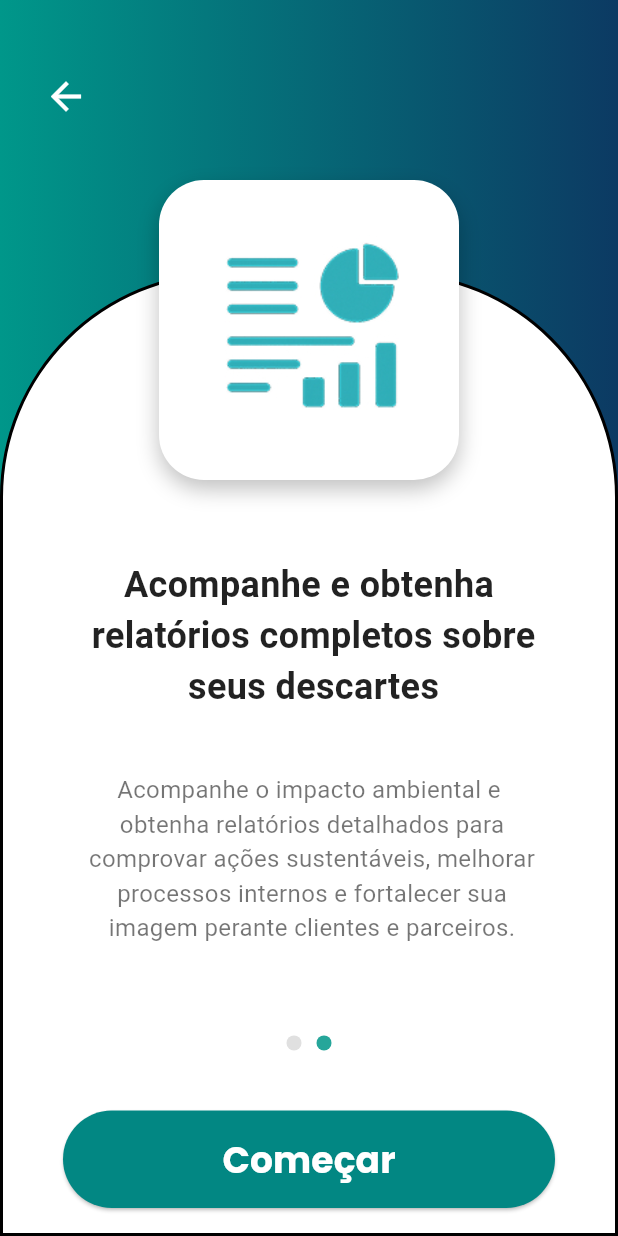
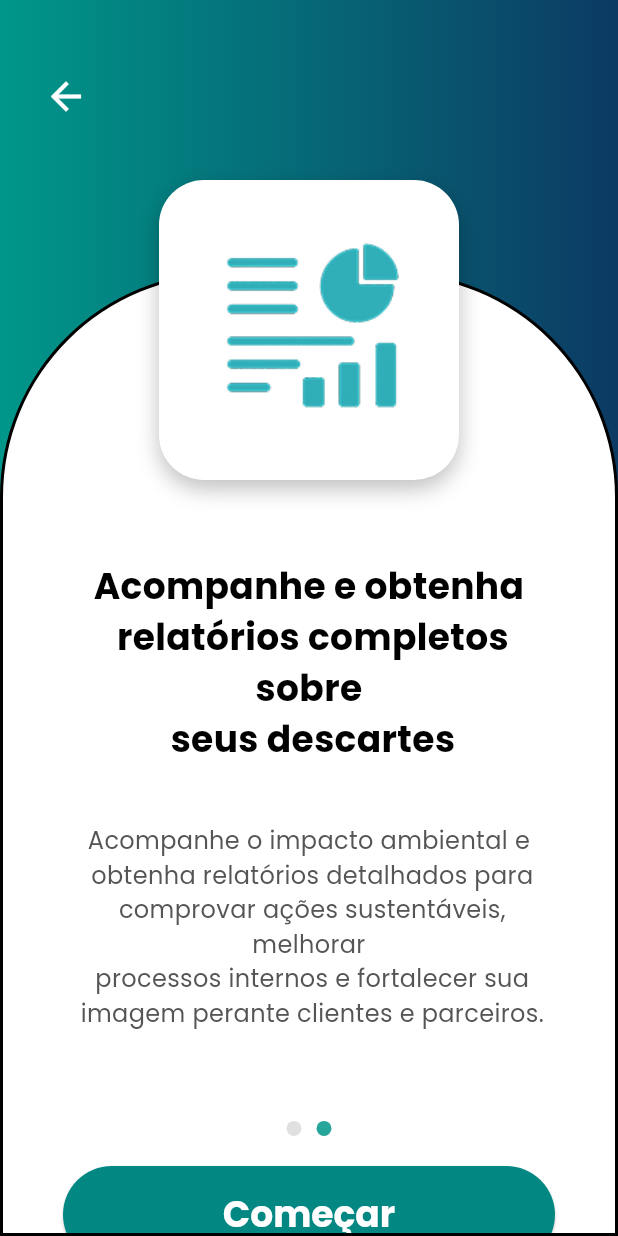
Before and after one commit to maltezzzz/app_ecocyclo, a Flutter app: the Informativa2Screen screen opened directly, on a phone screen of 412 x 824 dp. Run offline on Flutter 3.47's test engine with Material 3 defaults, Android fonts, the light colour scheme and no system bars; our stand-ins replace flutter_svg, google_fonts.

Commit message:
Fazendo a separação de pastas

```diff
--- a/ecocyclo_app/lib/screens/informativa_2.dart
+++ b/ecocyclo_app/lib/screens/informativa_2.dart
@@ -1,4 +1,6 @@
 import 'package:flutter/material.dart';
+import '../../theme/app_colors.dart';
+import '../../widgets/custom_indicator.dart';
 
 class Informativa2Screen extends StatelessWidget {
   const Informativa2Screen({super.key});
@@ -9,98 +11,84 @@
       body: Stack(
         clipBehavior: Clip.none,
         children: [
-          // Gradiente de fundo
+          // Fundo gradiente
           Container(
             decoration: const BoxDecoration(
               gradient: LinearGradient(
                 begin: Alignment.centerLeft,
                 end: Alignment.centerRight,
                 colors: [
-                  Color(0xFF00978A),
-                  Color(0xFF0C3A63),
+                  AppColors.gradientRight,
+                  AppColors.gradientLeft,
                 ],
               ),
             ),
           ),
 
-          // Parte Branca (conteúdo) com borda preta
+          // Parte branca com borda preta
           Align(
             alignment: Alignment.bottomCenter,
             child: Container(
               height: MediaQuery.of(context).size.height * 0.78,
               decoration: BoxDecoration(
-                color: Colors.white,
+                color: AppColors.white,
                 borderRadius: const BorderRadius.only(
                   topLeft: Radius.circular(150.0),
                   topRight: Radius.circular(150.0),
                 ),
-                border: Border.all(
-                  color: Colors.black, // borda preta
-                  width: 2.0,          // espessura da borda
-                ),
+                border: Border.all(color: Colors.black, width: 2.0),
               ),
               child: SingleChildScrollView(
                 child: SafeArea(
                   child: Column(
                     children: [
                       const SizedBox(height: 190),
-                      const Padding(
-                        padding: EdgeInsets.symmetric(horizontal: 40.0),
+
+                      // Título
+                      Padding(
+                        padding: const EdgeInsets.symmetric(horizontal: 40.0),
                         child: Text(
                           'Acompanhe e obtenha\n relatórios completos sobre\n seus descartes',
                           textAlign: TextAlign.center,
-                          style: TextStyle(
+                          style: const TextStyle(
                             fontSize: 24,
                             fontWeight: FontWeight.bold,
-                            color: Colors.black87,
+                            color: AppColors.textPrimary,
                           ),
                         ),
                       ),
                       const SizedBox(height: 40),
-                      const Padding(
-                        padding: EdgeInsets.symmetric(horizontal: 40.0),
+
+                      // Subtítulo
+                      Padding(
+                        padding: const EdgeInsets.symmetric(horizontal: 40.0),
                         child: Text(
                           'Acompanhe o impacto ambiental e\n obtenha relatórios detalhados para\n comprovar ações sustentáveis, melhorar\n processos internos e fortalecer sua\n imagem perante clientes e parceiros.',
                           textAlign: TextAlign.center,
-                          style: TextStyle(
+                          style: const TextStyle(
                             fontSize: 16,
-                            color: Colors.black54,
+                            color: AppColors.textSecondary,
                           ),
                         ),
                       ),
                       const SizedBox(height: 60),
-                      Row(
-                        mainAxisAlignment: MainAxisAlignment.center,
-                        children: [
-                          Container(
-                            width: 10,
-                            height: 10,
-                            decoration: BoxDecoration(
-                              color: Colors.grey[300],
-                              shape: BoxShape.circle,
-                            ),
-                          ),
-                          const SizedBox(width: 10),
-                          Container(
-                            width: 10,
-                            height: 10,
-                            decoration: BoxDecoration(
-                              color: Colors.teal[400],
-                              shape: BoxShape.circle,
-                            ),
-                          ),
-                        ],
-                      ),
+
+                      // Indicadores de página
+                      const CustomIndicator(activeIndex: 1, total: 2),
                       const SizedBox(height: 20),
+
+                      // Botão "Começar"
                       Padding(
-                        padding: const EdgeInsets.symmetric(horizontal: 40.0, vertical: 20.0),
+                        padding: const EdgeInsets.symmetric(horizontal: 40.0),
                         child: SizedBox(
-                          width: 350.0,
+                          width: 350,
                           height: 65,
                           child: ElevatedButton(
-                            onPressed: () {},
+                            onPressed: () {
+                              Navigator.pushNamed(context, '/login');
+                            },
                             style: ElevatedButton.styleFrom(
-                              backgroundColor: const Color(0xFF028783),
+                              backgroundColor: AppColors.secondary,
                               shape: RoundedRectangleBorder(
                                 borderRadius: BorderRadius.circular(32.5),
                               ),
@@ -110,7 +98,7 @@
                               style: TextStyle(
                                 fontSize: 24,
                                 fontWeight: FontWeight.bold,
-                                color: Colors.white,
+                                color: AppColors.white,
                                 fontFamily: 'Poppins',
                               ),
                             ),
@@ -124,7 +112,7 @@
             ),
           ),
 
-          // Imagem com sombra
+          // Imagem central
           Positioned(
             top: 120.0,
             left: 0,
@@ -153,6 +141,7 @@
             ),
           ),
 
+          // Botão de voltar
           Positioned(
             top: 40.0,
             left: 20.0,
--- a/ecocyclo_app/lib/theme/app_colors.dart
+++ b/ecocyclo_app/lib/theme/app_colors.dart
@@ -1,14 +1,26 @@
 import 'package:flutter/material.dart';
 
 class AppColors {
+  // Gradiente principal (fundo)
   static const Color gradientLeft = Color(0xFF0C3A63);
   static const Color gradientRight = Color(0xFF00978A);
 
+  // Cores principais
   static const Color primary = Color(0xFF0C3A63);
-  static const Color secondary = Color(0xFF00978A);
+  static const Color secondary = Color(0xFF028783);   // botão verde
 
+  // Fundo geral
   static const Color background = Color(0xFFF5F5F5);
   static const Color white = Colors.white;
-  static const Color textPrimary = Colors.white;
-  static const Color textSecondary = Colors.white70;
+
+  // Textos
+  static const Color textPrimary = Color(0xFF000000);
+  static const Color textSecondary = Color(0xFF555555);
+
+  // Textos do login (sobre fundo escuro)
+  static const Color loginTextPrimary = Colors.white;
+  static const Color loginTextSecondary = Colors.white70;
+
+  // Botão do Onboarding
+  static const Color onboardingButton = secondary;
 }
--- /dev/null
+++ b/ecocyclo_app/lib/widgets/custom_indicator.dart
@@ -0,0 +1,30 @@
+import 'package:flutter/material.dart';
+
+class CustomIndicator extends StatelessWidget {
+  final int activeIndex;
+  final int total;
+
+  const CustomIndicator({
+    super.key,
+    required this.activeIndex,
+    required this.total,
+  });
+
+  @override
+  Widget build(BuildContext context) {
+    return Row(
+      mainAxisAlignment: MainAxisAlignment.center,
+      children: List.generate(total, (index) {
+        return Container(
+          margin: const EdgeInsets.symmetric(horizontal: 5),
+          width: 10,
+          height: 10,
+          decoration: BoxDecoration(
+            color: index == activeIndex ? Colors.teal[400] : Colors.grey[300],
+            shape: BoxShape.circle,
+          ),
+        );
+      }),
+    );
+  }
+}
```
Also changed, not shown: ecocyclo_app/lib/main.dart (+9 -2 lines), ecocyclo_app/lib/screens/informativa_1.dart (+24 -56 lines), ecocyclo_app/lib/theme/app_theme.dart (+33 -5 lines), ecocyclo_app/lib/widgets/back_button_app.dart (added, +24 -0 lines).
